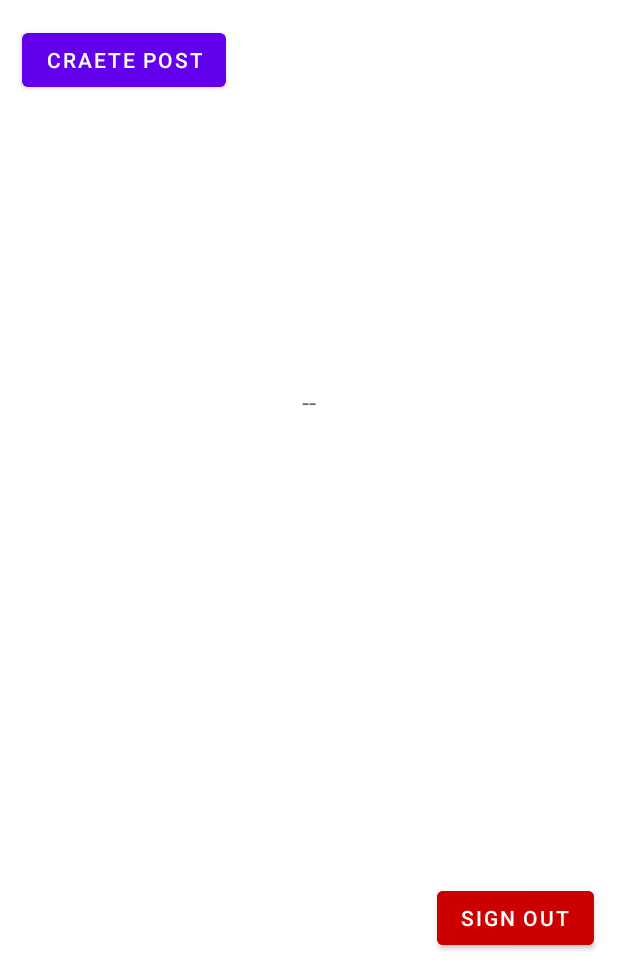
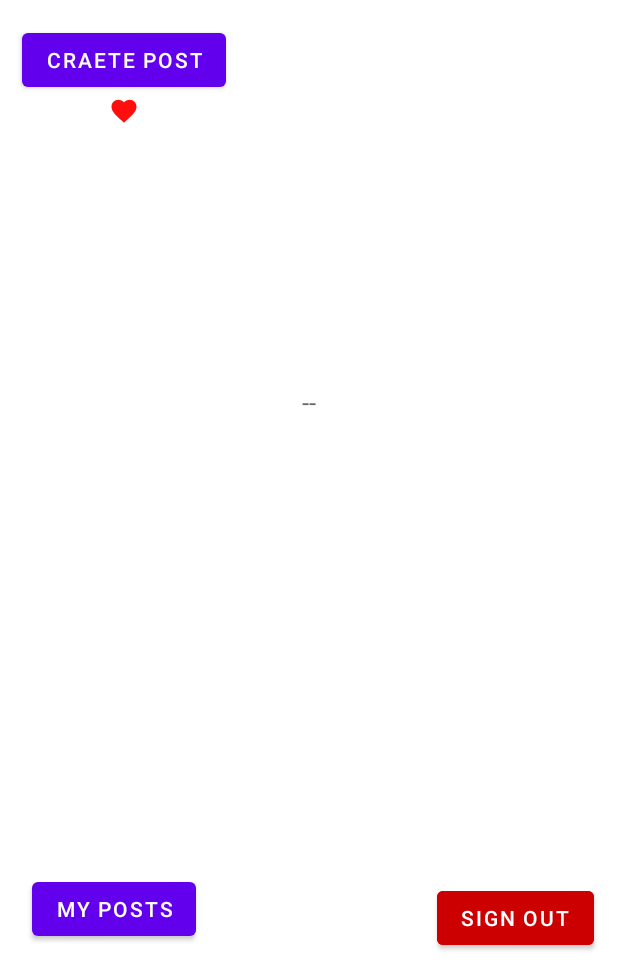
Before and after one commit to SyedAhmedKamal/FirebaseSocialAppJava, an Android app: the screen it shows after launch once a user with an empty profile is signed in (HomeActivity), on a phone screen of 412 x 824 dp, the part 258-1236 px from its top. Run offline under Robolectric (Android 15) with nearby library versions, the phone set to English and light mode, and no system bars; our stand-ins replace Firebase (no records; nobody signed in at launch, a user with empty details on screens opened directly).

Commit message:
recyclerView fix

```diff
--- a/app/src/main/java/com/example/firebasesocialapp_java/view/HomeActivity.java
+++ b/app/src/main/java/com/example/firebasesocialapp_java/view/HomeActivity.java
@@ -111,6 +111,13 @@ public class HomeActivity extends AppCompatActivity {
             }
         });
 
+        binding.myPosts.setOnClickListener(new View.OnClickListener() {
+            @Override
+            public void onClick(View view) {
+                startActivity(new Intent(HomeActivity.this, UserPostActivity.class));
+                finish();
+            }
+        });
 
     }
 
--- a/app/src/main/res/layout/activity_home.xml
+++ b/app/src/main/res/layout/activity_home.xml
@@ -48,4 +48,23 @@
         app:layout_constraintHorizontal_bias="0.26"
         app:layout_constraintStart_toStartOf="@+id/profileImage"
         app:layout_constraintTop_toBottomOf="@+id/profileImage" />
+
+    <Button
+        android:id="@+id/my_posts"
+        android:layout_width="wrap_content"
+        android:layout_height="wrap_content"
+        android:layout_marginStart="21dp"
+        android:layout_marginBottom="22dp"
+        android:text="my posts"
+        app:layout_constraintBottom_toBottomOf="parent"
+        app:layout_constraintStart_toStartOf="parent" />
+
+    <ImageView
+        android:id="@+id/imageView3"
+        android:layout_width="20dp"
+        android:layout_height="20dp"
+        app:layout_constraintEnd_toEndOf="@+id/post_btn"
+        app:layout_constraintStart_toStartOf="@+id/post_btn"
+        app:layout_constraintTop_toBottomOf="@+id/post_btn"
+        app:srcCompat="@drawable/ic_baseline_favorite_24" />
 </androidx.constraintlayout.widget.ConstraintLayout>
--- a/app/src/main/res/layout/activity_user_post.xml
+++ b/app/src/main/res/layout/activity_user_post.xml
@@ -7,6 +7,7 @@
     tools:context=".view.UserPostActivity">
 
     <androidx.recyclerview.widget.RecyclerView
+        app:layoutManager="androidx.recyclerview.widget.LinearLayoutManager"
         android:id="@+id/recyclerView"
         android:layout_width="0dp"
         android:layout_height="0dp"
```
Also changed, not shown: app/src/main/java/com/example/firebasesocialapp_java/util/UserPostAdapter.java (added, +73 -0 lines), app/src/main/java/com/example/firebasesocialapp_java/view/UserPostActivity.java (+25 -1 lines), app/src/main/res/layout/user_post_layout.xml (+21 -16 lines).
